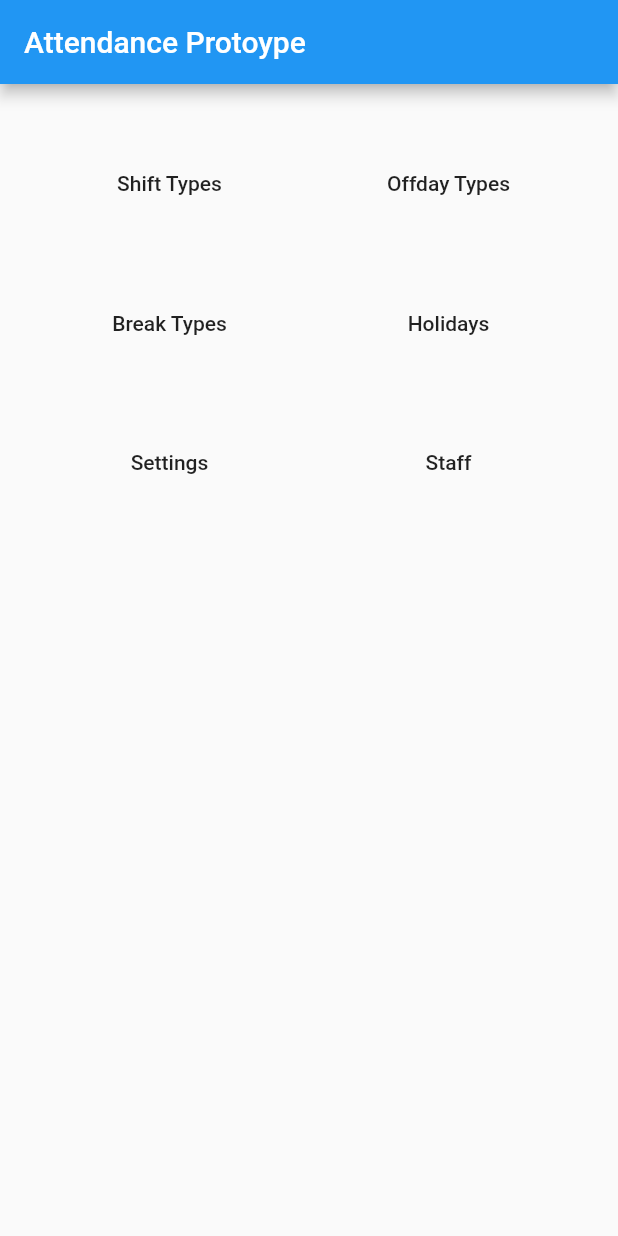
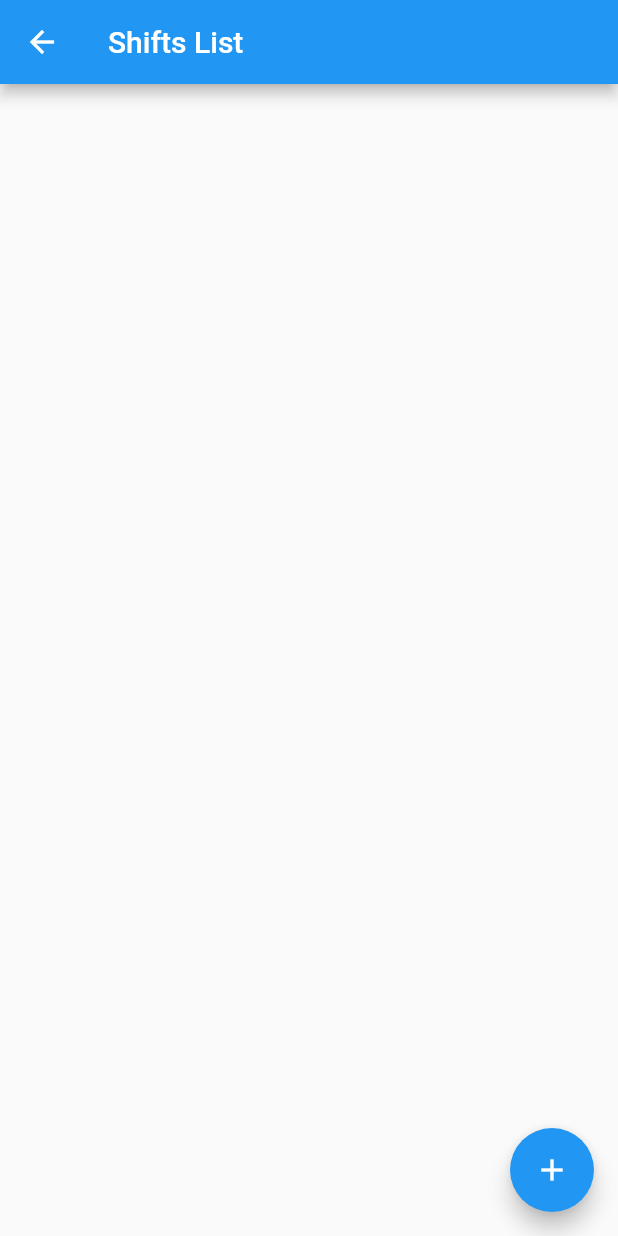
Before and after one commit to majudhu/Haaziree-Vareeju, a Flutter app: the screen it shows after launch, after a tap on "Shift Types", on a phone screen of 412 x 824 dp. Run offline on Flutter 3.47's test engine with Material 2 defaults, Android fonts, the phone set to English and light mode, and no system bars.

Commit message:
add simple provider consumer

```diff
--- a/lib/home.dart
+++ b/lib/home.dart
@@ -1,11 +1,12 @@
 import 'package:flutter/material.dart';
+import 'package:haazireevareeju/shift/shifts_page.dart';
 
 class HomePage extends StatelessWidget {
   @override
   Widget build(BuildContext context) {
     return Scaffold(
       appBar: AppBar(
-        title: Text("Attendance Protoype"),
+        title: Text('Attendance Protoype'),
       ),
       body: GridView.count(
         crossAxisCount: 2,
@@ -13,28 +14,32 @@ class HomePage extends StatelessWidget {
         padding: EdgeInsets.all(20),
         children: <Widget>[
           FlatButton(
-            onPressed: () {},
-            child: Text("Shift Types"),
+            onPressed: () => Navigator.of(context).push(
+              MaterialPageRoute(
+                builder: (context) => ShiftsPage(),
+              ),
+            ),
+            child: Text('Shift Types'),
           ),
           MaterialButton(
             onPressed: () {},
-            child: Text("Offday Types"),
+            child: Text('Offday Types'),
           ),
           MaterialButton(
             onPressed: () {},
-            child: Text("Break Types"),
+            child: Text('Break Types'),
           ),
           MaterialButton(
             onPressed: () {},
-            child: Text("Holidays"),
+            child: Text('Holidays'),
           ),
           MaterialButton(
             onPressed: () {},
-            child: Text("Settings"),
+            child: Text('Settings'),
           ),
           MaterialButton(
             onPressed: () {},
-            child: Text("Staff"),
+            child: Text('Staff'),
           ),
         ],
       ),
--- a/lib/main.dart
+++ b/lib/main.dart
@@ -1,14 +1,23 @@
 import 'package:flutter/material.dart';
 import 'package:haazireevareeju/home.dart';
+import 'package:haazireevareeju/provider_model.dart';
+import 'package:provider/provider.dart';
 
 void main() => runApp(MyApp());
 
 class MyApp extends StatelessWidget {
   @override
   Widget build(BuildContext context) {
-    return MaterialApp(
-      title: 'Attendance Prototype',
-      home: HomePage(),
+    return MultiProvider(
+      providers: [
+        ChangeNotifierProvider<ShiftTypeProvider>(
+          create: (context) => ShiftTypeProvider(),
+        )
+      ],
+      child: MaterialApp(
+        title: 'Attendance Prototype',
+        home: HomePage(),
+      ),
     );
   }
 }
--- /dev/null
+++ b/lib/provider_model.dart
@@ -0,0 +1,13 @@
+import 'package:flutter/material.dart';
+import 'package:haazireevareeju/shift/shift_type.dart';
+
+class ShiftTypeProvider with ChangeNotifier {
+  List<ShiftType> shifts = List<ShiftType>();
+
+  @override
+  void notifyListeners() {
+    super.notifyListeners();
+  }
+
+
+}
--- /dev/null
+++ b/lib/shift/shift_type.dart
@@ -0,0 +1,15 @@
+class ShiftType {
+  int shiftId;
+  String name;
+  DateTime start;
+  Duration duration;
+  bool active;
+
+  ShiftType({
+    this.shiftId,
+    this.name,
+    this.start,
+    this.duration,
+    this.active = true,
+  });
+}
--- /dev/null
+++ b/lib/shift/shifts_page.dart
@@ -0,0 +1,44 @@
+import 'package:flutter/material.dart';
+import 'package:haazireevareeju/shift/shift_edit_page.dart';
+import 'package:provider/provider.dart';
+
+import 'package:haazireevareeju/provider_model.dart';
+
+class ShiftsPage extends StatelessWidget {
+  @override
+  Widget build(BuildContext context) {
+    return Scaffold(
+      appBar: AppBar(
+        title: Text('Shifts List'),
+      ),
+      body: Consumer<ShiftTypeProvider>(
+        builder: (context, shiftTypes, child) {
+          return ListView.builder(
+            itemCount: shiftTypes.shifts.length,
+            itemBuilder: (context, index) {
+              final shift = shiftTypes.shifts[index];
+              return ListTile(
+                onTap: () => Navigator.of(context).push(
+                  MaterialPageRoute(
+                    builder: (context) => ShiftEditPage(shift),
+                  ),
+                ),
+                title: Text(shift.name),
+                subtitle: Text(shift.start.toString()),
+                trailing: Text(shift.duration.toString()),
+              );
+            },
+          );
+        },
+      ),
+      floatingActionButton: FloatingActionButton(
+        child: Icon(Icons.add),
+        onPressed: () => Navigator.of(context).push(
+          MaterialPageRoute(
+            builder: (context) => ShiftEditPage(),
+          ),
+        ),
+      ),
+    );
+  }
+}
--- a/pubspec.yaml
+++ b/pubspec.yaml
@@ -14,11 +14,12 @@ description: Attendance System Functional Prototype
 version: 1.0.0+1
 
 environment:
-  sdk: ">=2.1.0 <3.0.0"
+  sdk: ">=2.7.0 <3.0.0"
 
 dependencies:
   flutter:
     sdk: flutter
+  provider: ^4.0.4
 
   # The following adds the Cupertino Icons font to your application.
   # Use with the CupertinoIcons class for iOS style icons.
```
Also changed, not shown: lib/shift/shift_edit_page.dart (added, +82 -0 lines), pubspec.lock.
